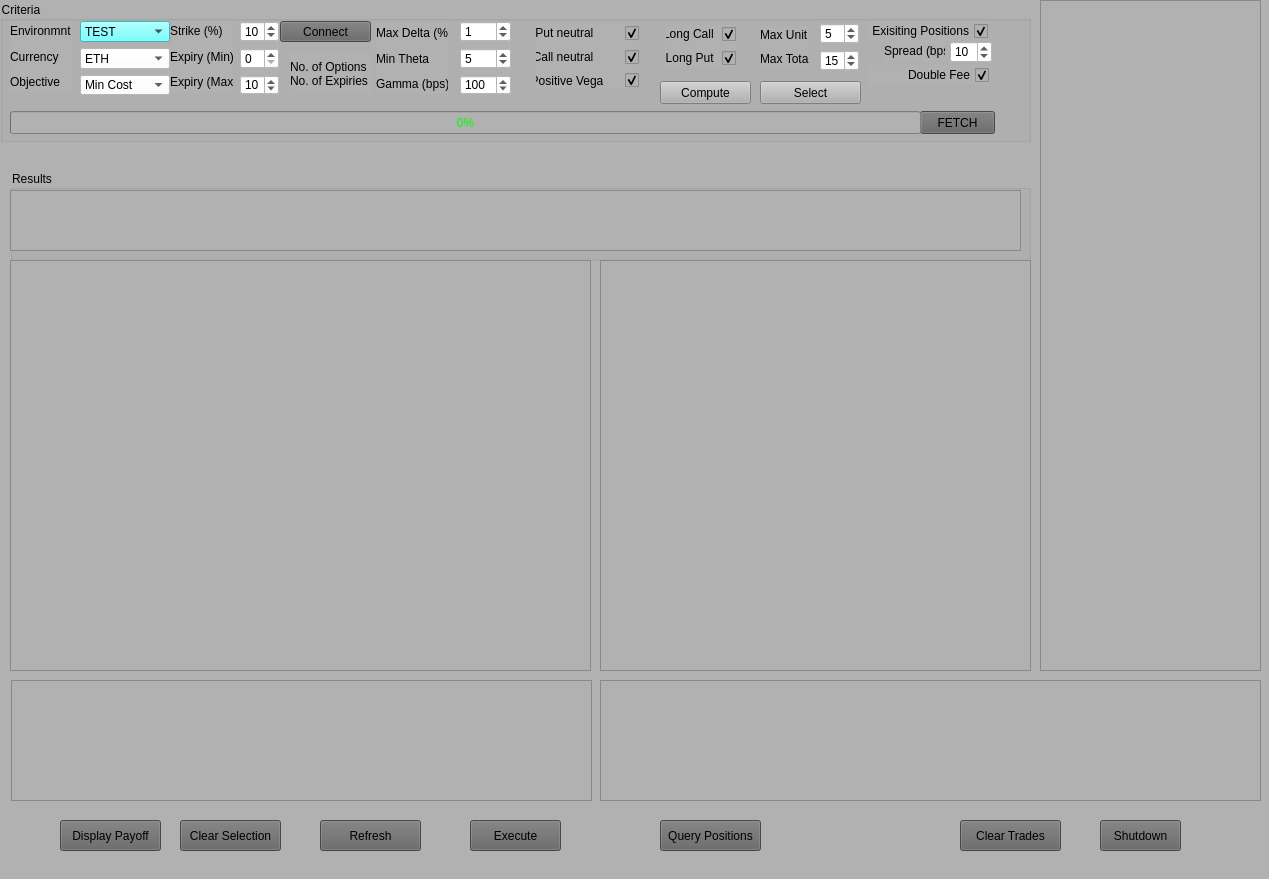
Qt form UI/optionAtilla.ui (NickyBenz/optionAtilla) before a commit.
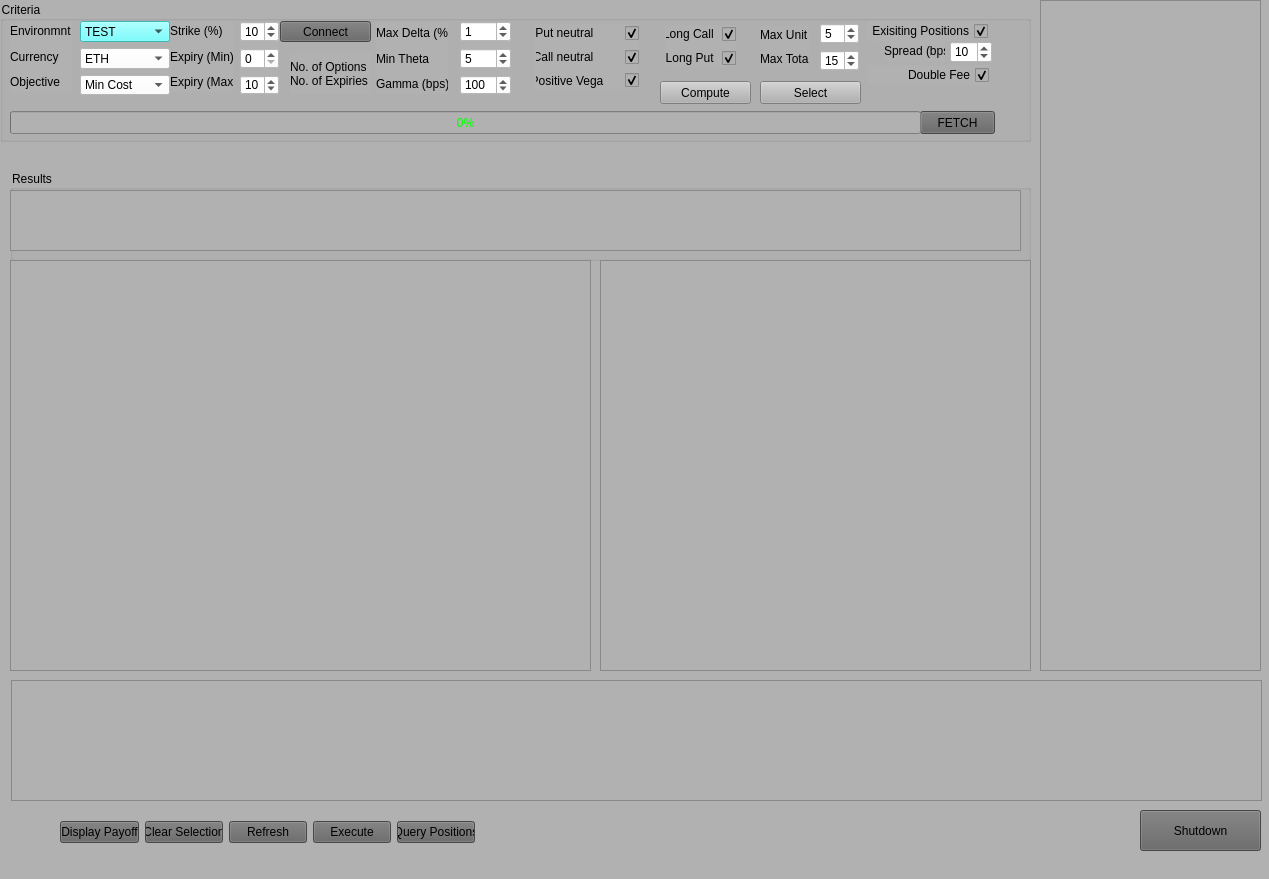
The same form after that commit.

What changed in the file:
```diff
--- a/UI/optionAtilla.ui
+++ b/UI/optionAtilla.ui
@@ -683,22 +683,6 @@
      </property>
     </widget>
    </widget>
-   <widget class="QPushButton" name="pushButtonTrade">
-    <property name="geometry">
-     <rect>
-      <x>470</x>
-      <y>820</y>
-      <width>91</width>
-      <height>31</height>
-     </rect>
-    </property>
-    <property name="styleSheet">
-     <string notr="true">background-color: rgb(100, 100, 100);</string>
-    </property>
-    <property name="text">
-     <string>Execute</string>
-    </property>
-   </widget>
    <widget class="QTableView" name="tableViewSelections">
     <property name="geometry">
      <rect>
@@ -724,22 +708,6 @@
      <bool>false</bool>
     </attribute>
    </widget>
-   <widget class="QPushButton" name="pushButtonDisplay">
-    <property name="geometry">
-     <rect>
-      <x>60</x>
-      <y>820</y>
-      <width>101</width>
-      <height>31</height>
-     </rect>
-    </property>
-    <property name="styleSheet">
-     <string notr="true">background-color: rgb(100, 100, 100);</string>
-    </property>
-    <property name="text">
-     <string>Display Payoff</string>
-    </property>
-   </widget>
    <widget class="QTableView" name="tableViewPositions">
     <property name="geometry">
      <rect>
@@ -771,10 +739,10 @@
    <widget class="QPushButton" name="pushButtonClose">
     <property name="geometry">
      <rect>
-      <x>1100</x>
-      <y>820</y>
-      <width>81</width>
-      <height>31</height>
+      <x>1140</x>
+      <y>810</y>
+      <width>121</width>
+      <height>41</height>
      </rect>
     </property>
     <property name="styleSheet">
@@ -789,84 +757,72 @@
      <rect>
       <x>11</x>
       <y>680</y>
-      <width>581</width>
+      <width>1251</width>
       <height>121</height>
      </rect>
     </property>
    </widget>
-   <widget class="QTableView" name="tableViewTrades">
+   <widget class="QWidget" name="">
     <property name="geometry">
      <rect>
-      <x>600</x>
-      <y>680</y>
-      <width>661</width>
-      <height>121</height>
-     </rect>
-    </property>
-   </widget>
-   <widget class="QPushButton" name="pushButtonClearSelection">
-    <property name="geometry">
-     <rect>
-      <x>180</x>
+      <x>60</x>
       <y>820</y>
-      <width>101</width>
-      <height>31</height>
+      <width>415</width>
+      <height>25</height>
      </rect>
     </property>
-    <property name="styleSheet">
-     <string notr="true">background-color: rgb(100, 100, 100);</string>
-    </property>
-    <property name="text">
-     <string>Clear Selection</string>
-    </property>
-   </widget>
-   <widget class="QPushButton" name="pushButtonClearTrades">
-    <property name="geometry">
-     <rect>
-      <x>960</x>
-      <y>820</y>
-      <width>101</width>
-      <height>31</height>
-     </rect>
-    </property>
-    <property name="styleSheet">
-     <string notr="true">background-color: rgb(100, 100, 100);</string>
-    </property>
-    <property name="text">
-     <string>Clear Trades</string>
-    </property>
-   </widget>
-   <widget class="QPushButton" name="pushButtonPositions">
-    <property name="geometry">
-     <rect>
-      <x>660</x>
-      <y>820</y>
-      <width>101</width>
-      <height>31</height>
-     </rect>
-    </property>
-    <property name="styleSheet">
-     <string notr="true">background-color: rgb(100, 100, 100);</string>
-    </property>
-    <property name="text">
-     <string>Query Positions</string>
-    </property>
-   </widget>
-   <widget class="QPushButton" name="pushButtonRefresh">
-    <property name="geometry">
-     <rect>
-      <x>320</x>
-      <y>820</y>
-      <width>101</width>
-      <height>31</height>
-     </rect>
-    </property>
-    <property name="styleSheet">
-     <string notr="true">background-color: rgb(100, 100, 100);</string>
-    </property>
-    <property name="text">
-     <string>Refresh</string>
-    </property>
+    <layout class="QHBoxLayout" name="horizontalLayout">
+     <item>
+      <widget class="QPushButton" name="pushButtonDisplay">
+       <property name="styleSheet">
+        <string notr="true">background-color: rgb(100, 100, 100);</string>
+       </property>
+       <property name="text">
+        <string>Display Payoff</string>
+       </property>
+      </widget>
+     </item>
+     <item>
+      <widget class="QPushButton" name="pushButtonClearSelection">
+       <property name="styleSheet">
+        <string notr="true">background-color: rgb(100, 100, 100);</string>
+       </property>
+       <property name="text">
+        <string>Clear Selection</string>
+       </property>
+      </widget>
+     </item>
+     <item>
+      <widget class="QPushButton" name="pushButtonRefresh">
+       <property name="styleSheet">
+        <string notr="true">background-color: rgb(100, 100, 100);</string>
+       </property>
+       <property name="text">
+        <string>Refresh</string>
+       </property>
+      </widget>
+     </item>
+     <item>
+      <widget class="QPushButton" name="pushButtonTrade">
+       <property name="styleSheet">
+        <string notr="true">background-color: rgb(100, 100, 100);</string>
+       </property>
+       <property name="text">
+        <string>Execute</string>
+       </property>
+      </widget>
+     </item>
+     <item>
+      <widget class="QPushButton" name="pushButtonPositions">
+       <property name="styleSheet">
+        <string notr="true">background-color: rgb(100, 100, 100);</string>
+       </property>
+       <property name="text">
+        <string>Query Positions</string>
+       </property>
+      </widget>
+     </item>
+    </layout>
    </widget>
   </widget>
   <widget class="QStatusBar" name="statusbar"/>
```
Left out of the diff: 4 changed lines with no effect on the pictures.
